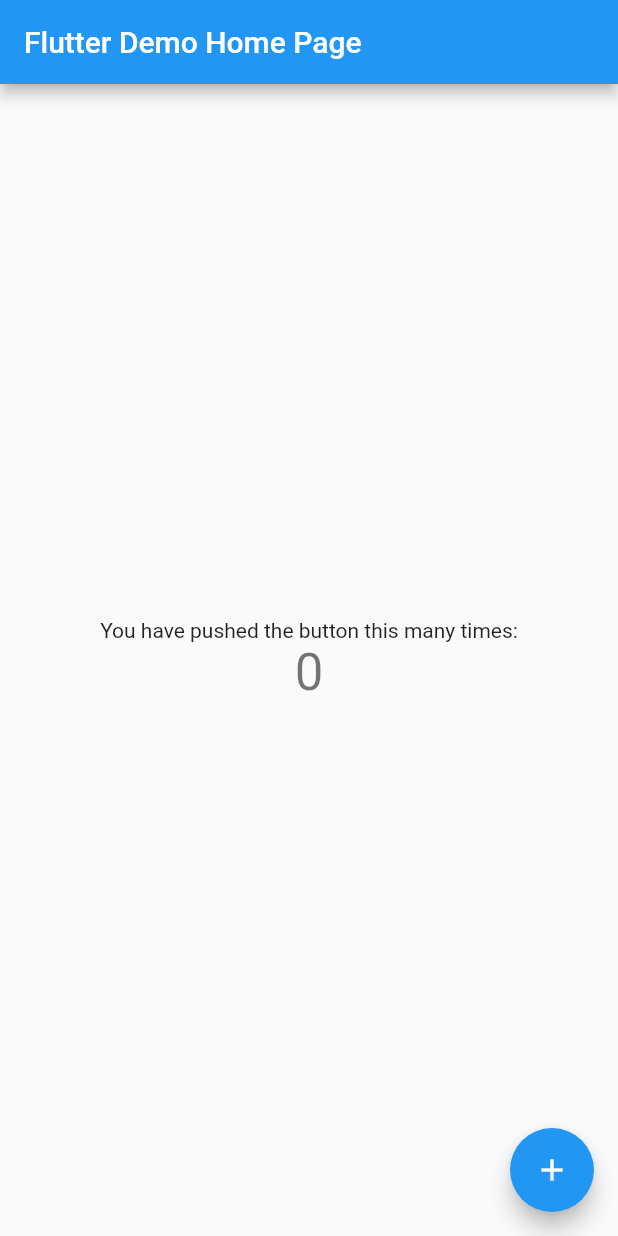
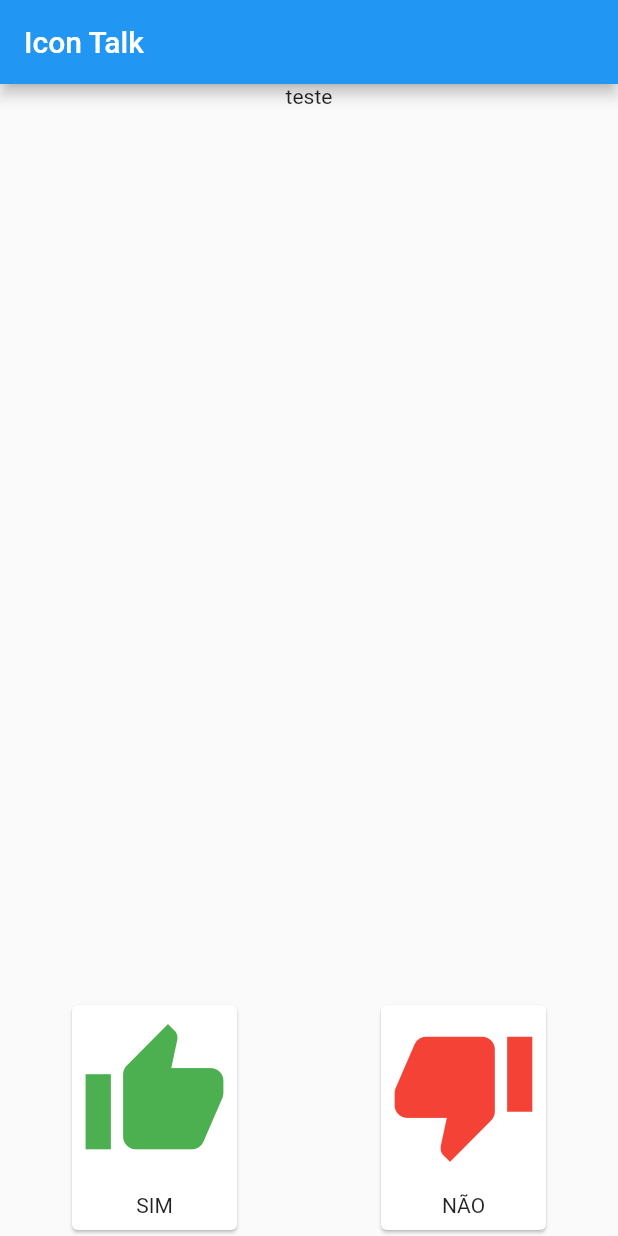
Before and after one commit to asodemolay/IconTalk, a Flutter app: the screen it shows after launch, on a phone screen of 412 x 824 dp. Run offline on Flutter 3.47's test engine with Material 2 defaults, Android fonts, the phone set to English and light mode, and no system bars; our stand-ins replace flutter_tts.

Commit message:
tts; button; zone

```diff
--- a/lib/main.dart
+++ b/lib/main.dart
@@ -1,4 +1,8 @@
 import 'package:flutter/material.dart';
+import 'package:icon_talk/pages/home.dart';
+import 'package:icon_talk/widgets/talk_button.dart';
+
+import 'services/tts.dart';
 
 void main() {
   runApp(const MyApp());
@@ -11,7 +15,7 @@ class MyApp extends StatelessWidget {
   @override
   Widget build(BuildContext context) {
     return MaterialApp(
-      title: 'Flutter Demo',
+      title: 'Icon Talk',
       theme: ThemeData(
         // This is the theme of your application.
         //
@@ -24,7 +28,7 @@ class MyApp extends StatelessWidget {
         // is not restarted.
         primarySwatch: Colors.blue,
       ),
-      home: const MyHomePage(title: 'Flutter Demo Home Page'),
+      home: const Home("Icon Talk"),
     );
   }
 }
@@ -49,6 +53,7 @@ class MyHomePage extends StatefulWidget {
 
 class _MyHomePageState extends State<MyHomePage> {
   int _counter = 0;
+  final _tts = TTS();
 
   void _incrementCounter() {
     setState(() {
@@ -102,6 +107,17 @@ class _MyHomePageState extends State<MyHomePage> {
               '$_counter',
               style: Theme.of(context).textTheme.headline4,
             ),
+            TextButton(
+              onPressed: () {
+                _tts.speak('Você apertou $_counter vezes.');
+              },
+              child: const Text('Speak'),
+            ),
+            const TalkButton(
+              "sim",
+              Icons.thumb_up_sharp,
+              Colors.green,
+            ),
           ],
         ),
       ),
--- /dev/null
+++ b/lib/pages/home.dart
@@ -0,0 +1,27 @@
+import 'package:flutter/material.dart';
+import 'package:icon_talk/widgets/zones_list.dart';
+
+class Home extends StatefulWidget {
+  const Home(this.title, {Key? key}) : super(key: key);
+  final String title;
+  @override
+  State<Home> createState() => _HomeState();
+}
+
+class _HomeState extends State<Home> {
+  @override
+  Widget build(BuildContext context) {
+    return Scaffold(
+      appBar: AppBar(
+        title: Text(widget.title),
+      ),
+      body: const ZonesList(),
+      // floatingActionButton: FloatingActionButton(
+      //   onPressed: _incrementCounter,
+      //   tooltip: 'Increment',
+      //   child: const Icon(Icons.add),
+      // ), // This trailing comma makes auto-formatting nicer for build methods.
+    );
+    ;
+  }
+}
--- /dev/null
+++ b/lib/services/tts.dart
@@ -0,0 +1,24 @@
+import 'dart:async';
+
+import 'package:flutter_tts/flutter_tts.dart';
+
+class TTS {
+  final _tts = FlutterTts();
+
+  TTS() {
+    _setInitialConfig().then((_) => null);
+  }
+
+  Future<void> _setInitialConfig() async {
+    await _tts.awaitSpeakCompletion(true);
+    await _tts.setLanguage("pt-BR");
+    await _tts.setSpeechRate(0.5);
+    await _tts.setVolume(1.0);
+    final voice = {'name': 'pt-br-x-ptd-local', 'locale': 'pt-BR'};
+    await _tts.setVoice(voice);
+  }
+
+  Future<dynamic> speak(String text) async {
+    return await _tts.speak(text);
+  }
+}
--- /dev/null
+++ b/lib/widgets/button_zone.dart
@@ -0,0 +1,11 @@
+import 'package:flutter/material.dart';
+
+import 'talk_button.dart';
+
+Widget buttonZone(List<TalkButton> buttons) {
+  return Row(
+    mainAxisSize: MainAxisSize.max,
+    mainAxisAlignment: MainAxisAlignment.spaceAround,
+    children: buttons,
+  );
+}
--- /dev/null
+++ b/lib/widgets/talk_button.dart
@@ -0,0 +1,51 @@
+import 'package:flutter/material.dart';
+
+import '../services/tts.dart';
+
+class TalkButton extends StatelessWidget {
+  const TalkButton(
+    this.caption,
+    this.icon,
+    this.iconColor, {
+    this.width = 110,
+    this.height = 150,
+    this.iconSize = 100,
+    Key? key,
+  }) : super(key: key);
+
+  final String caption;
+  final double width;
+  final double height;
+  final double iconSize;
+  final IconData icon;
+  final Color iconColor;
+
+  @override
+  Widget build(BuildContext context) {
+    return Center(
+      child: Card(
+        child: InkWell(
+          splashColor: Colors.blue,
+          onTap: () {
+            TTS().speak(caption);
+          },
+          child: SizedBox(
+            width: width,
+            height: height,
+            child: Column(
+              mainAxisAlignment: MainAxisAlignment.spaceAround,
+              children: [
+                Icon(
+                  icon,
+                  color: iconColor,
+                  size: iconSize,
+                ),
+                Center(child: Text(caption.toUpperCase())),
+              ],
+            ),
+          ),
+        ),
+      ),
+    );
+  }
+}
--- /dev/null
+++ b/lib/widgets/yes_no_zone.dart
@@ -0,0 +1,17 @@
+import 'package:flutter/material.dart';
+import 'package:icon_talk/widgets/button_zone.dart';
+import 'package:icon_talk/widgets/talk_button.dart';
+
+class YesNoZone extends StatelessWidget {
+  const YesNoZone({Key? key}) : super(key: key);
+
+  @override
+  Widget build(BuildContext context) {
+    return buttonZone(
+      [
+        const TalkButton("sim", Icons.thumb_up, Colors.green),
+        const TalkButton("não", Icons.thumb_down, Colors.red),
+      ],
+    );
+  }
+}
--- /dev/null
+++ b/lib/widgets/zones_list.dart
@@ -0,0 +1,25 @@
+import 'package:flutter/material.dart';
+import 'package:icon_talk/widgets/yes_no_zone.dart';
+
+class ZonesList extends StatelessWidget {
+  const ZonesList({Key? key}) : super(key: key);
+
+  @override
+  Widget build(BuildContext context) {
+    return Column(
+      mainAxisAlignment: MainAxisAlignment.spaceBetween,
+      children: <Widget>[
+        Expanded(
+          child: Column(
+            mainAxisSize: MainAxisSize.max,
+            mainAxisAlignment: MainAxisAlignment.start,
+            children: const [
+              Text("teste"),
+            ],
+          ),
+        ),
+        const YesNoZone(),
+      ],
+    );
+  }
+}
```
Also changed, not shown: 1 other file.
